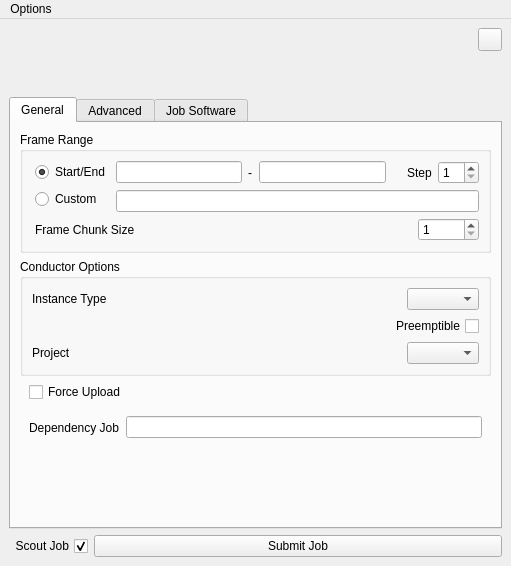
Before: the Qt Designer form conductor/resources/submitter.ui in AtomicConductor/conductor_client, drawn with Qt 5.
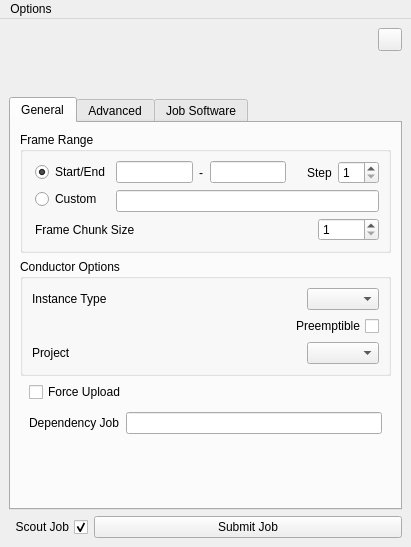
After: the same form once the commit is applied. Icons and pictures are not drawn.

Commit message: fixed preemptible checkbox preference saving/restoration

The edit to the form file:
```diff
--- a/conductor/resources/submitter.ui
+++ b/conductor/resources/submitter.ui
@@ -6,8 +6,8 @@
    <rect>
     <x>0</x>
     <y>0</y>
-    <width>511</width>
-    <height>566</height>
+    <width>411</width>
+    <height>547</height>
    </rect>
   </property>
   <property name="windowTitle">
@@ -1001,8 +1001,8 @@
     <rect>
      <x>0</x>
      <y>0</y>
-     <width>511</width>
-     <height>22</height>
+     <width>411</width>
+     <height>27</height>
     </rect>
    </property>
    <widget class="QMenu" name="ui_options_qmenu">
```
Left out of the diff: 3 changed lines with no effect on the pictures.
